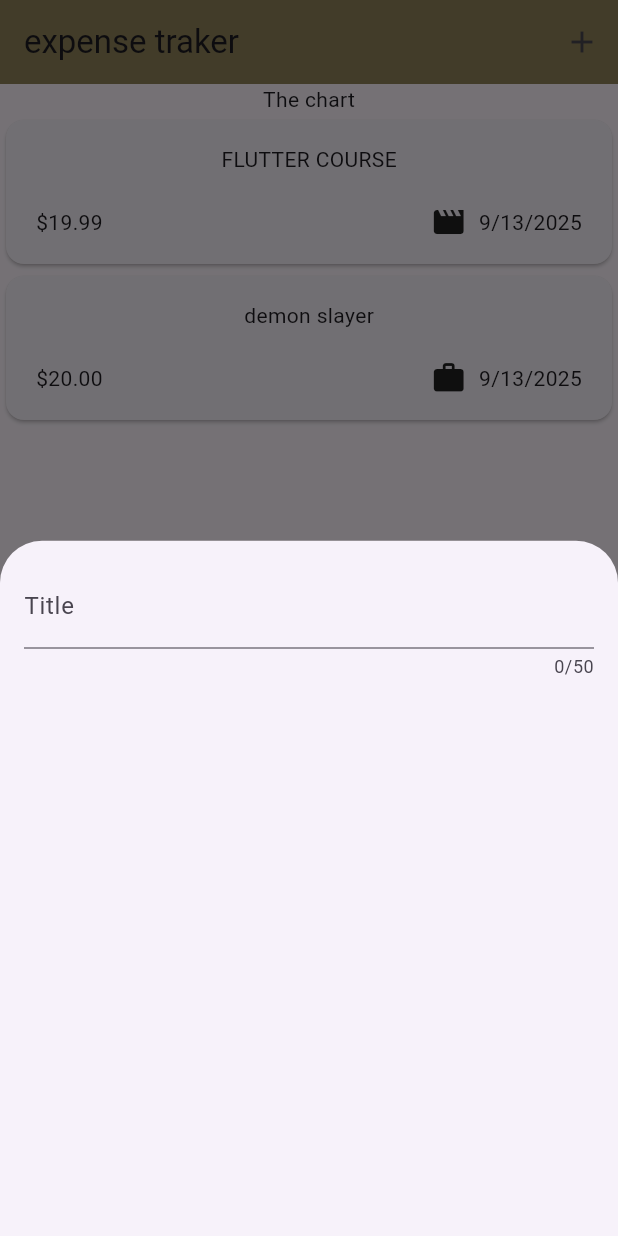
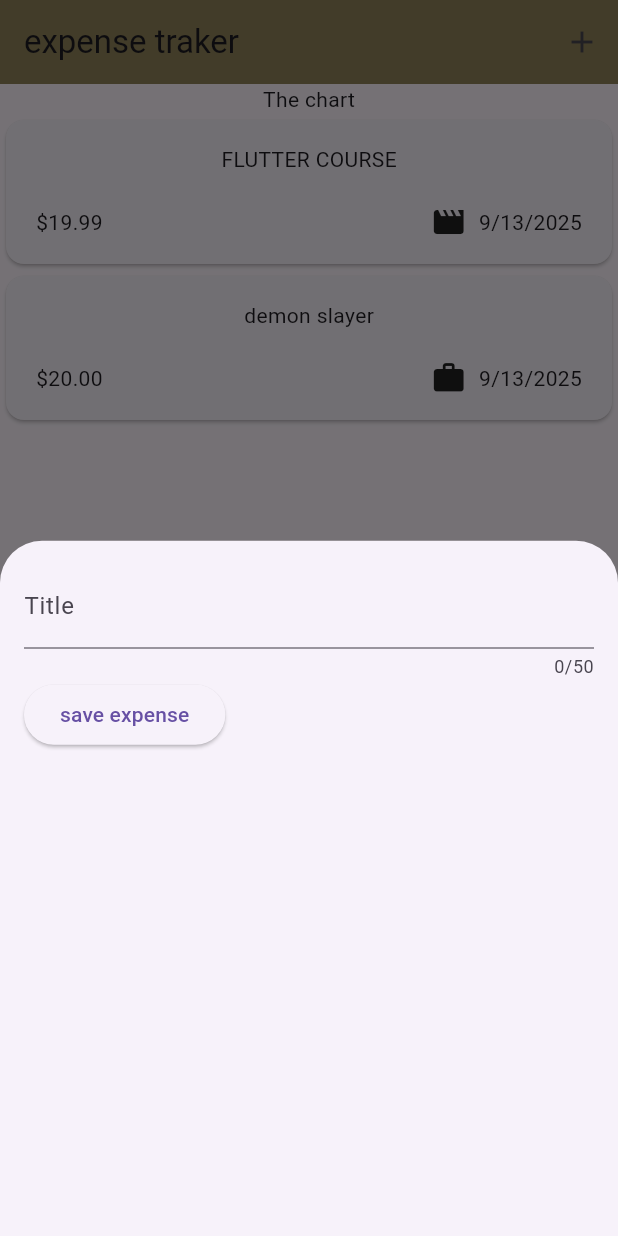
Before and after one commit to Md-sourov-hasan/flutter, a Flutter app: the screen it shows after launch, after a tap on the "add" icon, on a phone screen of 412 x 824 dp. Run offline on Flutter 3.47's test engine with Material 3 defaults, Android fonts, the phone set to English and light mode, and no system bars.

Commit message:
english 110

```diff
--- a/lib/widgets/new_expense.dart
+++ b/lib/widgets/new_expense.dart
@@ -8,6 +8,10 @@ class NewExpense extends StatefulWidget {
 }
 
 class _NewExpenseState extends State<NewExpense> {
+  var _enteredTitle = '';
+  void _saveTitleInput(String inputvalue){
+    _enteredTitle=inputvalue;
+  }
   @override
   Widget build(BuildContext context) {
     return Padding(
@@ -15,10 +19,19 @@ class _NewExpenseState extends State<NewExpense> {
       child: Column(
         children:  [
           TextField(
+             onChanged: _saveTitleInput,
             maxLength: 50,
             decoration: InputDecoration(
               label: Text('Title')
             ),
+          ),
+          Row(
+            children: [
+              ElevatedButton(onPressed: (){},
+               child:Text('save expense'
+               ),
+                ),
+            ],
           )
         ],
       ),
```
